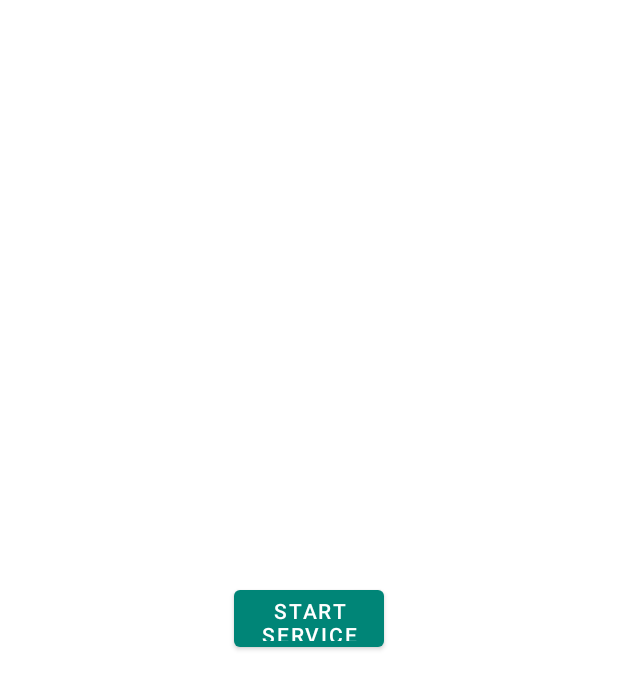
After one commit to sidthekidgowda/FairWeather, an Android app: the layout weather_fragment.xml on its own in the app's theme, with its tools: preview values and no code run, on a phone screen of 412 x 824 dp. The commit adds this screen. Shown: the top 689 px of the screen. Run offline under Robolectric (Android 15) with nearby library versions, the phone set to English and light mode, and no system bars.

```diff
--- /dev/null
+++ b/app/src/main/res/layout/weather_fragment.xml
@@ -0,0 +1,38 @@
+<?xml version="1.0" encoding="utf-8"?>
+<androidx.constraintlayout.widget.ConstraintLayout
+    xmlns:android="http://schemas.android.com/apk/res/android"
+    xmlns:app="http://schemas.android.com/apk/res-auto"
+    android:layout_width="match_parent"
+    android:layout_height="match_parent">
+
+    <ProgressBar
+        android:id="@+id/progress"
+        android:layout_width="wrap_content"
+        android:layout_height="wrap_content"
+        android:layout_marginBottom="20dp"
+        app:layout_constraintBottom_toTopOf="@+id/start_service_call"
+        app:layout_constraintStart_toStartOf="parent"
+        app:layout_constraintEnd_toEndOf="parent"
+        android:visibility="gone"/>
+
+    <Button
+        android:id="@+id/start_service_call"
+        android:layout_width="100dp"
+        android:layout_height="50dp"
+        android:text="Start Service"
+        app:layout_constraintBottom_toBottomOf="parent"
+        app:layout_constraintStart_toStartOf="parent"
+        app:layout_constraintEnd_toEndOf="parent"
+        app:layout_constraintTop_toTopOf="parent" />
+
+    <TextView
+        android:id="@+id/service_call_done"
+        android:layout_width="wrap_content"
+        android:layout_height="wrap_content"
+        android:text="Service Call done"
+        android:layout_marginTop="20dp"
+        app:layout_constraintTop_toBottomOf="@id/start_service_call"
+        app:layout_constraintStart_toStartOf="parent"
+        app:layout_constraintEnd_toEndOf="parent"
+        android:visibility="gone"/>
+</androidx.constraintlayout.widget.ConstraintLayout>
```
Also changed, not shown: app/src/main/java/com/android/sidthekidgowda/fairweather/di/module/ActivityModule.kt (+6 -1 lines), app/src/main/java/com/android/sidthekidgowda/fairweather/view/MainActivity.kt (+0 -32 lines), app/src/main/java/com/android/sidthekidgowda/fairweather/view/WeatherFragment.kt (+43 -2 lines), app/src/main/res/layout/activity_main.xml (+0 -32 lines), app/src/main/res/layout/search_fragment.xml (added, +8 -0 lines).
